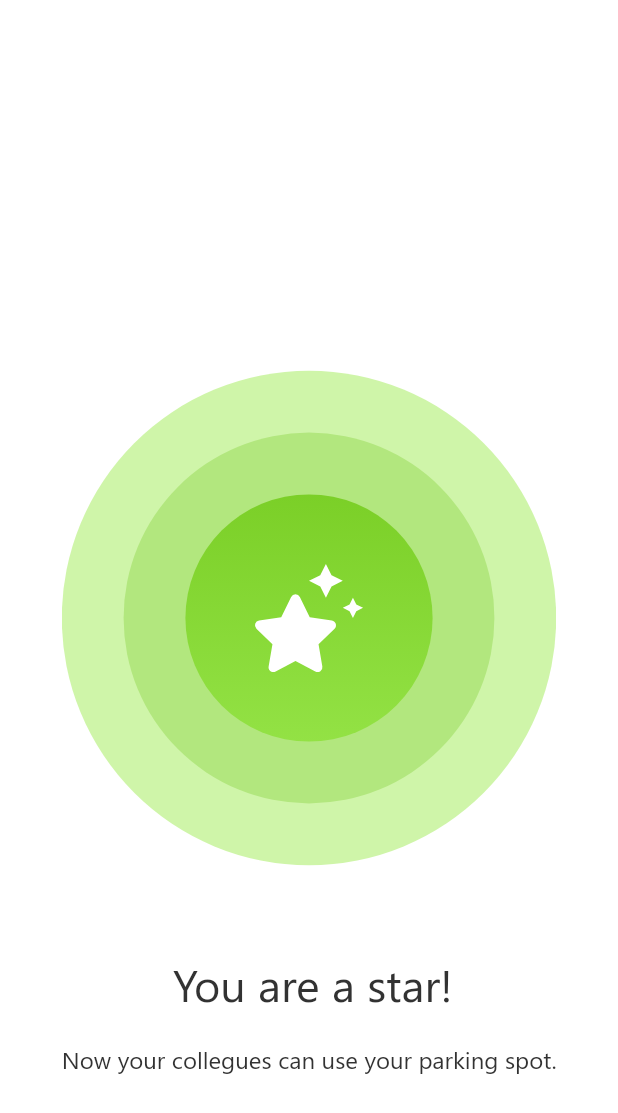
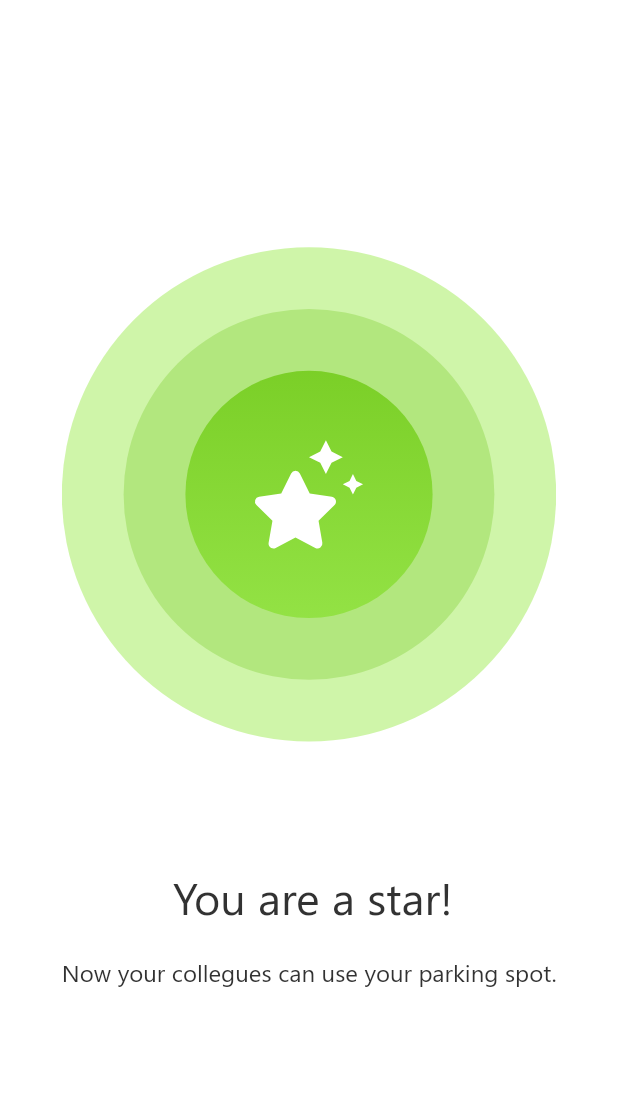
Before and after one commit to nelci592/FlutterApp, a Flutter app: the SuccessSharing screen opened by its route, on a phone screen of 412 x 824 dp. Shown: the top 1113 px of the screen. Run offline on Flutter 3.47's test engine with Material 2 defaults, Android fonts, the phone set to English and light mode, and no system bars; our stand-ins replace flutter_svg; missing offline and left inert: dart:js, date_range_picker.

Commit message:
changes in success sharing

```diff
--- a/progress_app/lib/screens/success_sharing_screen.dart
+++ b/progress_app/lib/screens/success_sharing_screen.dart
@@ -7,7 +7,6 @@ class SuccessSharing extends StatelessWidget {
   @override
   Widget build(BuildContext context) {
     final deviceSize = MediaQuery.of(context).size;
-    //final String successImage = "images/pictures/09_confirmation_star.svg";
 
     return Material(
         type: MaterialType.transparency,
@@ -16,7 +15,7 @@ class SuccessSharing extends StatelessWidget {
           height: deviceSize.height,
           width: deviceSize.width,
           child: Column(
-            mainAxisAlignment: MainAxisAlignment.center,
+            mainAxisAlignment: MainAxisAlignment.start,
             crossAxisAlignment: CrossAxisAlignment.center,
             children: <Widget>[
               Stack(
@@ -71,7 +70,7 @@ class SuccessSharing extends StatelessWidget {
                     ),
                   ),
                   Positioned(
-                    bottom: deviceSize.height * 0.08,
+                    bottom: deviceSize.height * 0.05,
                     left: deviceSize.width * 0.18,
                     child:Text("You are a star!",
                   textAlign: TextAlign.left,
@@ -82,7 +81,7 @@ class SuccessSharing extends StatelessWidget {
                   )),
                   ),
                    Positioned(
-                    bottom: deviceSize.height * 0.03,
+                    bottom: deviceSize.height * 0.001,
                     child:Text("Now your collegues can use your parking spot.",
                   textAlign: TextAlign.left,
                   style: TextStyle(
```
